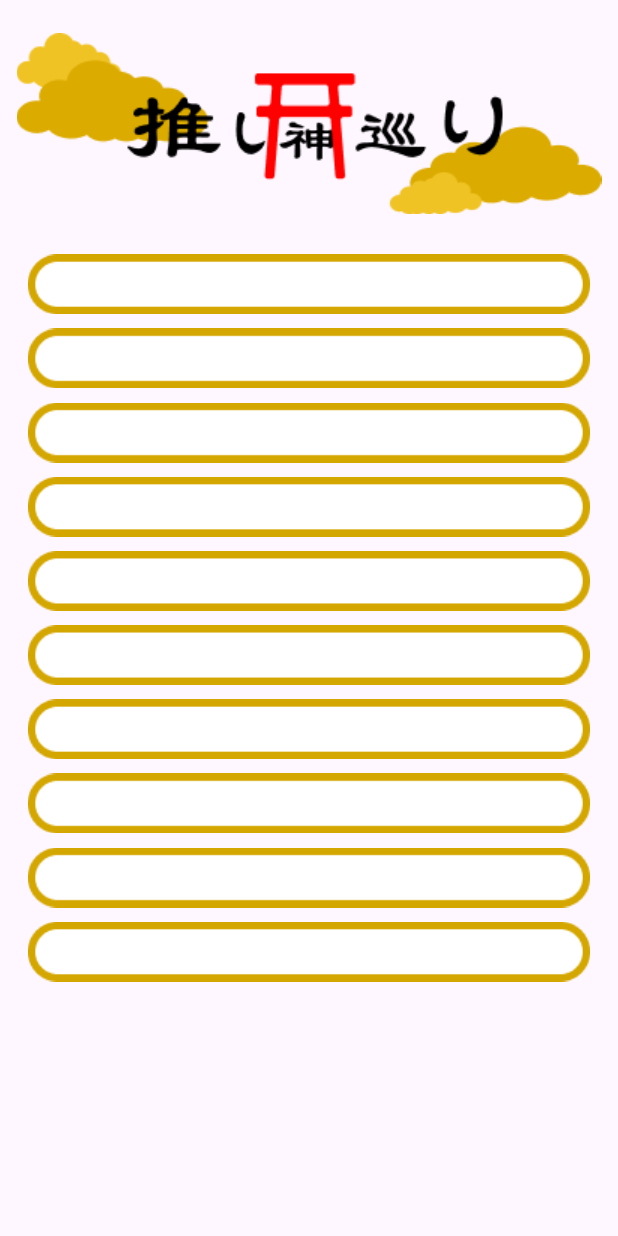
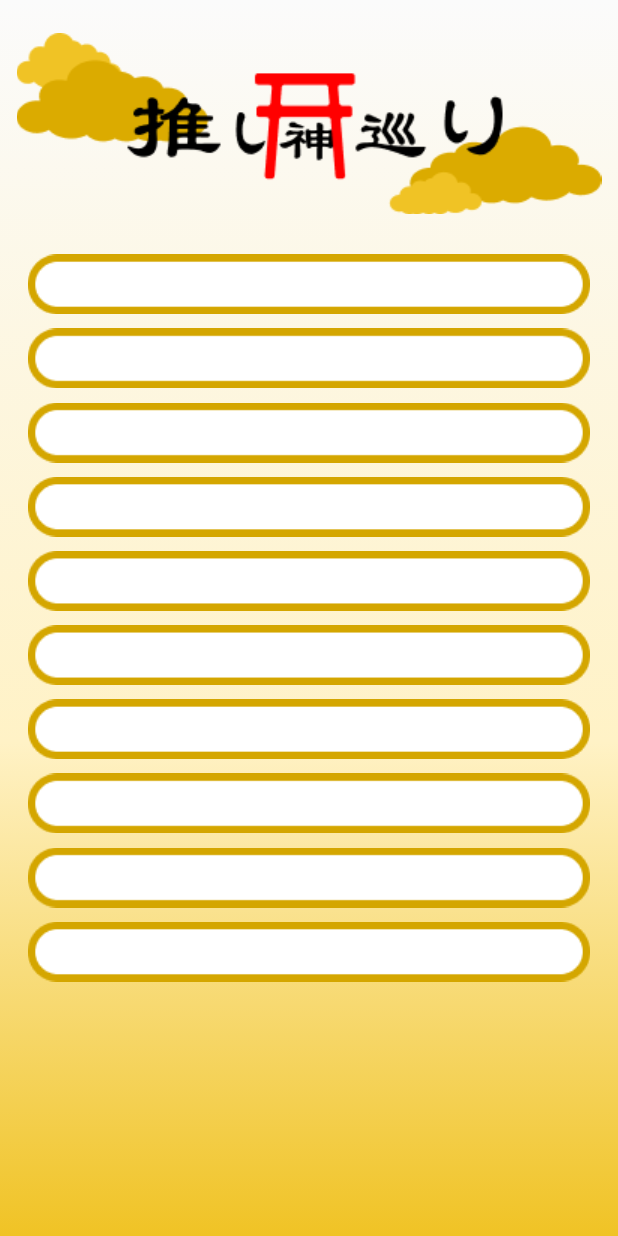
Before and after one commit to Onmyouzi/Oshigamimeguri, a Flutter app: the Serch screen opened directly, on a phone screen of 412 x 824 dp. Run offline on Flutter 3.47's test engine with Material 2 defaults, Android fonts, the light colour scheme and no system bars; our stand-ins replace cloud_firestore, firebase_auth, firebase_core, flutter_hooks, flutter_riverpod, geolocator and 4 more; accounts and stored records are empty; generated files the repository leaves out were written again.

Commit message:
chenge:背景をグラデーションにする

```diff
--- a/lib/page_explain.dart
+++ b/lib/page_explain.dart
@@ -1,4 +1,5 @@
 import 'package:flutter/material.dart';
+import 'package:oshigamimeguri/background.dart';
 
 class Explain extends StatelessWidget {
   const Explain({super.key});
@@ -8,6 +9,7 @@ class Explain extends StatelessWidget {
     final _screenSize = MediaQuery.of(context).size;
     return Scaffold(
       body: Stack(children: [
+        Background(),
         Container(
           width: _screenSize.width,
           height: _screenSize.height * 0.2,
--- a/lib/page_serch.dart
+++ b/lib/page_serch.dart
@@ -1,4 +1,5 @@
 import 'package:flutter/material.dart';
+import 'package:oshigamimeguri/background.dart';
 
 class Serch extends StatelessWidget {
   const Serch({super.key});
@@ -9,7 +10,11 @@ class Serch extends StatelessWidget {
     final shrineconmponentsSize = _screenSize.height * 0.06;
     final zinzyacomImage = Image.asset('images/zinzyacomwaku.png');
     return Scaffold(
-      body: Column(
+      backgroundColor: Colors.transparent,
+      body: Stack(
+        children: [
+          Background(),
+          Column(
             children: [
               Container(
                 width: _screenSize.width,
@@ -74,6 +79,8 @@ class Serch extends StatelessWidget {
               ),
             ],
           ),
+        ],
+      ),
     );
   }
 }
```
Also changed, not shown: lib/google_map_page.dart (+13 -5 lines), lib/page_ema.dart (+9 -1 lines), lib/page_home.dart (+9 -4 lines). Lines whose indentation alone changed are shown as unchanged.
